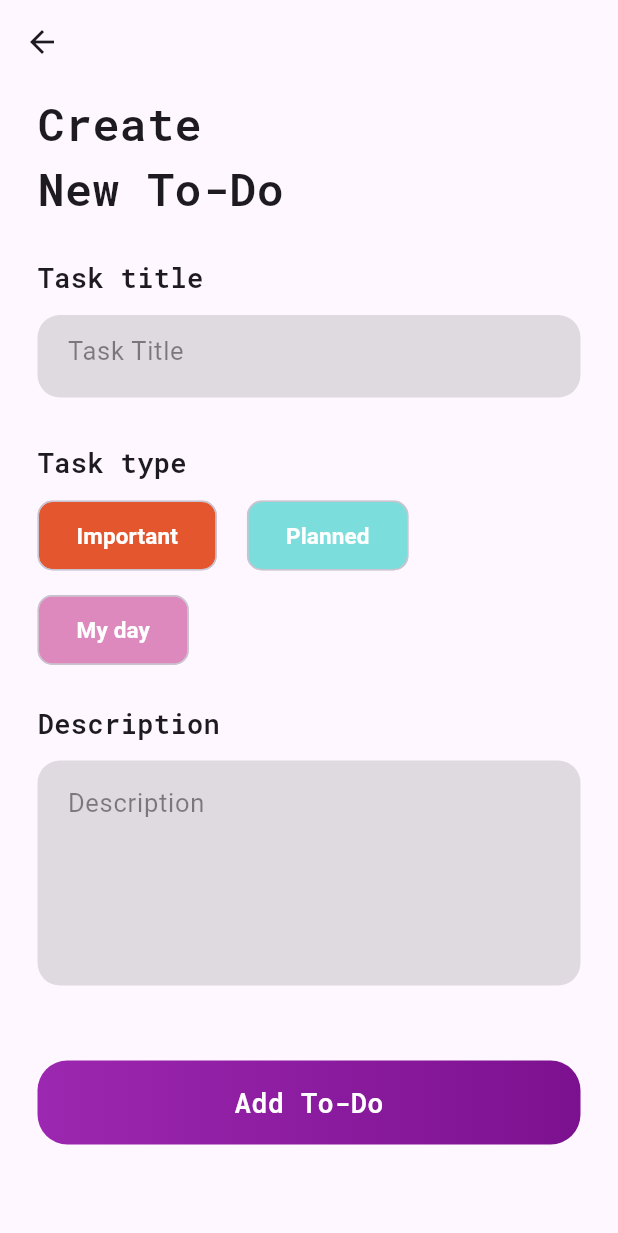
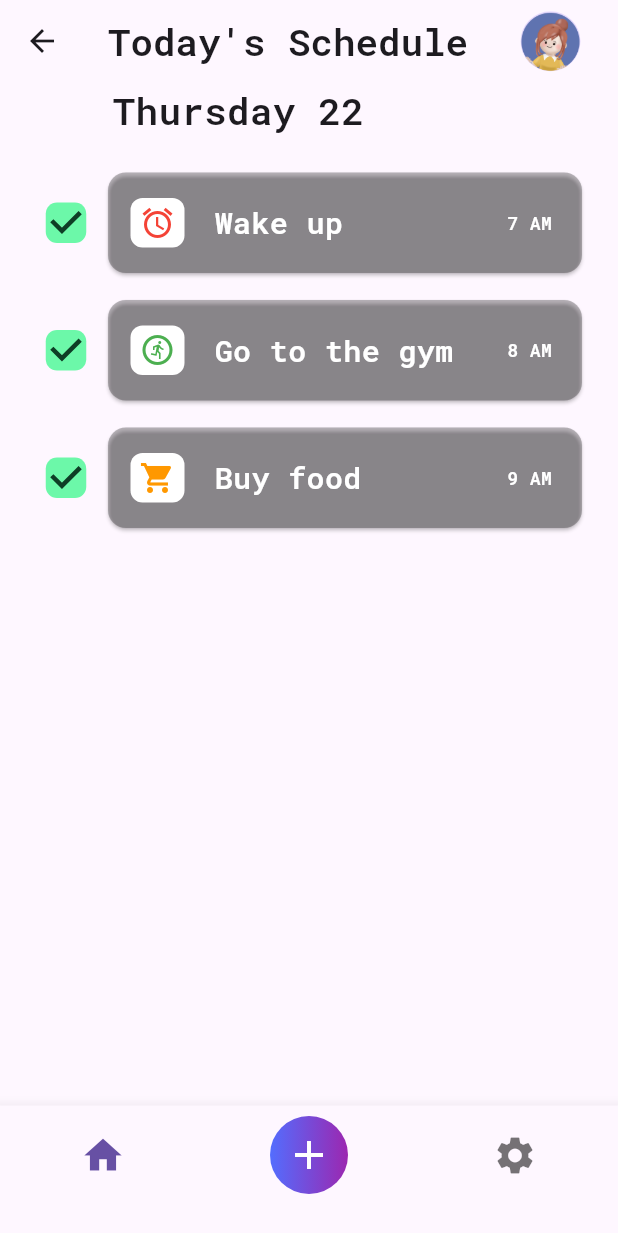
Before and after one commit to vmc13/todo-list-app, a Flutter app: the HomePage screen opened directly, on a phone screen of 412 x 824 dp. Shown: the top 1233 px of the screen. Run offline on Flutter 3.47's test engine with Material 2 defaults, Android fonts, the phone set to English and light mode, and no system bars; our stand-ins replace firebase_auth, firebase_core; accounts and stored records are empty; network calls fail.

Commit message:
Implementation of 'add todo page' and widget 'todo card'

```diff
--- a/lib/widget/app_widget.dart
+++ b/lib/app_widget.dart
@@ -11,7 +11,7 @@ class AppWidget extends StatelessWidget {
       builder: (context, child) {
         return MaterialApp(
           theme: ThemeData(
-            primarySwatch: Colors.purple,
+            primarySwatch: Colors.indigo,
             useMaterial3: true,
             brightness: SwitchThemeMode.instance.isDarkTheme
                 ? Brightness.dark
--- /dev/null
+++ b/lib/home/add_todo.dart
@@ -0,0 +1,179 @@
+import 'package:flutter/material.dart';
+
+class AddToDo extends StatefulWidget {
+  const AddToDo({super.key});
+
+  @override
+  State<AddToDo> createState() => _AddToDoState();
+}
+
+class _AddToDoState extends State<AddToDo> {
+  @override
+  Widget build(BuildContext context) {
+    return Scaffold(
+      appBar: AppBar(
+      ),
+      body: SizedBox(
+        height: MediaQuery.of(context).size.height,
+        width: MediaQuery.of(context).size.width,
+        child: SingleChildScrollView(
+          child: Padding(
+            padding: const EdgeInsets.symmetric(horizontal: 25, vertical: 5),
+            child: Column(
+              crossAxisAlignment: CrossAxisAlignment.start,
+              children: [
+                const Text(
+                  "Create",
+                  style: TextStyle(
+                    fontSize: 30,
+                    fontFamily: 'RobotoMono',
+                    fontWeight: FontWeight.bold,
+                  ),
+                ),
+                const Text(
+                  "New To-Do",
+                  style: TextStyle(
+                    fontSize: 30,
+                    fontFamily: 'RobotoMono',
+                    fontWeight: FontWeight.bold,
+                  ),
+                ),
+                const SizedBox(height: 25),
+                label("Task title"),
+                const SizedBox(height: 12),
+                titleTask(),
+                const SizedBox(height: 30),
+                label("Task type"),
+                const SizedBox(height: 12),
+                Wrap(
+                  runSpacing: 15,
+                  children: [
+                    chipData("Important", 0xFFE4572E),
+                    const SizedBox(width: 20),
+                    chipData("Planned", 0xFF7CDEDC),
+                    const SizedBox(width: 20),
+                    chipData("My day", 0xFFDE89BE),
+                  ],
+                ),
+                const SizedBox(height: 25),
+                label("Description"),
+                const SizedBox(height: 12),
+                inputDescription(),
+                const SizedBox(height: 50),
+                buttonCreateTodo(),
+              ],
+            ),
+          ),
+        ),
+      ),
+    );
+  }
+
+  // Widgets
+
+  Widget buttonCreateTodo() {
+    return Container(
+      height: 56,
+      width: MediaQuery.of(context).size.width,
+      decoration: BoxDecoration(
+        borderRadius: BorderRadius.circular(20),
+        gradient: const LinearGradient(
+          colors: [
+            Color(0xFF9C27B0),
+            Color.fromARGB(255, 124, 17, 143),
+          ],
+        ),
+      ),
+      child: const Center(
+        child: Text(
+          "Add To-Do",
+          style: TextStyle(
+            color: Colors.white,
+            fontSize: 18,
+            fontWeight: FontWeight.w600,
+            fontFamily: 'RobotoMono',
+          ),
+        ),
+      ),
+    );
+  }
+
+  Widget inputDescription() {
+    return Container(
+      height: 150,
+      width: MediaQuery.of(context).size.width,
+      decoration: BoxDecoration(
+        color: Colors.black12,
+        borderRadius: BorderRadius.circular(15),
+      ),
+      child: TextFormField(
+        style: const TextStyle(
+          color: Colors.black45,
+          fontSize: 17,
+        ),
+        maxLines: null,
+        expands: true,
+        decoration: const InputDecoration(
+          border: InputBorder.none,
+          hintText: "Description",
+          hintStyle: TextStyle(color: Colors.black45, fontSize: 17),
+          contentPadding: EdgeInsets.fromLTRB(20, 15, 20, 10),
+        ),
+      ),
+    );
+  }
+
+  Widget chipData(String label, int color) {
+    return Chip(
+      backgroundColor: Color(color),
+      shape: RoundedRectangleBorder(
+        borderRadius: BorderRadius.circular(10),
+      ),
+      // elevation: 5,
+      // shadowColor: Colors.amber,
+      label: Text(
+        label,
+        style: const TextStyle(
+          color: Colors.white,
+          fontSize: 15,
+          fontWeight: FontWeight.w600,
+        ),
+      ),
+      labelPadding: const EdgeInsets.symmetric(horizontal: 17, vertical: 3.8),
+    );
+  }
+
+  Widget titleTask() {
+    return Container(
+      height: 55,
+      width: MediaQuery.of(context).size.width,
+      decoration: BoxDecoration(
+        color: Colors.black12,
+        borderRadius: BorderRadius.circular(15),
+      ),
+      child: TextFormField(
+        style: const TextStyle(
+          color: Colors.black45,
+          fontSize: 17,
+        ),
+        decoration: const InputDecoration(
+          border: InputBorder.none,
+          hintText: "Task Title",
+          hintStyle: TextStyle(color: Colors.black45, fontSize: 17),
+          contentPadding: EdgeInsets.only(left: 20, right: 20),
+        ),
+      ),
+    );
+  }
+
+  Widget label(String label) {
+    return Text(
+      label,
+      style: const TextStyle(
+        fontWeight: FontWeight.bold,
+        fontSize: 18,
+        fontFamily: 'RobotoMono',
+      ),
+    );
+  }
+}
--- a/lib/home/home_page.dart
+++ b/lib/home/home_page.dart
@@ -1,4 +1,6 @@
 import 'package:flutter/material.dart';
+import 'package:todo_list_2023/home/add_todo.dart';
+import 'package:todo_list_2023/widget/todo_card_widget.dart';
 
 class HomePage extends StatefulWidget {
   const HomePage({super.key});
@@ -12,55 +14,126 @@ class _HomePageState extends State<HomePage> {
   Widget build(BuildContext context) {
     return Scaffold(
       appBar: AppBar(
+        title: const Text(
+          "Today's Schedule",
+          style: TextStyle(
+            fontSize: 25,
+            fontFamily: 'RobotoMono',
+            fontWeight: FontWeight.bold,
+          ),
+        ),
+        actions: const [
+          SizedBox(
+            height: 50,
+            child: CircleAvatar(
+              backgroundImage:
+                  AssetImage("assets/images/home_profile_avatar.png"),
+            ),
+          ),
+          SizedBox(width: 25),
+        ],
+        bottom: const PreferredSize(
+          preferredSize: Size.fromHeight(35),
+          child: Align(
+            alignment: Alignment.centerLeft,
+            child: Padding(
+              padding: EdgeInsets.only(left: 75),
+              child: Text(
+                "Thursday 22",
+                style: TextStyle(
+                    fontSize: 25,
+                    fontFamily: 'RobotoMono',
+                    fontWeight: FontWeight.bold),
+              ),
+            ),
+          ),
+        ),
       ),
-      body: SizedBox(
-        height: MediaQuery.of(context).size.height,
-        width: MediaQuery.of(context).size.width,
-        child: SingleChildScrollView(
-          child: Padding(
-            padding: const EdgeInsets.symmetric(horizontal: 25, vertical: 5),
-            child: Column(
-              crossAxisAlignment: CrossAxisAlignment.start,
-              children: [
-                const Text(
-                  "Create",
-                  style: TextStyle(
-                    fontSize: 30,
-                    fontFamily: 'RobotoMono',
-                    fontWeight: FontWeight.bold,
-                  ),
+      bottomNavigationBar: BottomNavigationBar(items: [
+        const BottomNavigationBarItem(
+          icon: Icon(
+            Icons.home,
+            size: 30,
+          ),
+          label: '',
+        ),
+        BottomNavigationBarItem(
+          icon: InkWell(
+            onTap: () {
+              Navigator.push(
+                context,
+                MaterialPageRoute(
+                  builder: (builder) => const AddToDo(),
                 ),
-                const Text(
-                  "New To-Do",
-                  style: TextStyle(
-                    fontSize: 30,
-                    fontFamily: 'RobotoMono',
-                    fontWeight: FontWeight.bold,
-                  ),
-                ),
-                const SizedBox(height: 25),
-                label("Task title"),
-                const SizedBox(height: 12),
-                titleTask(),
-                const SizedBox(height: 30),
-                label("Task type"),
-                const SizedBox(height: 12),
-                Wrap(
-                  runSpacing: 15,
-                  children: [
-                    chipData("Important", 0xFFE4572E),
-                    const SizedBox(width: 20),
-                    chipData("Planned", 0xFF7CDEDC),
-                    const SizedBox(width: 20),
-                    chipData("My day", 0xFFDE89BE),
+              );
+            },
+            child: Container(
+              height: 52,
+              width: 52,
+              decoration: const BoxDecoration(
+                shape: BoxShape.circle,
+                gradient: LinearGradient(
+                  colors: [
+                    Colors.indigoAccent,
+                    Colors.purple,
                   ],
                 ),
-                const SizedBox(height: 25),
-                label("Description"),
-                const SizedBox(height: 12),
-                inputDescription(),
-                const SizedBox(height: 50),
-                buttonCreateTodo(),
+              ),
+              child: const Icon(
+                Icons.add,
+                size: 32,
+                color: Colors.white,
+              ),
+            ),
+          ),
+          label: '',
+        ),
+        const BottomNavigationBarItem(
+          icon: Icon(
+            Icons.settings,
+            size: 30,
+          ),
+          label: '',
+        ),
+      ]),
+      body: SingleChildScrollView(
+        child: SizedBox(
+          height: MediaQuery.of(context).size.height,
+          width: MediaQuery.of(context).size.width,
+          child: const Padding(
+            padding: EdgeInsets.symmetric(
+              horizontal: 20,
+              vertical: 20,
+            ),
+            child: Column(
+              children: [
+                TodoCard(
+                  title: "Wake up",
+                  iconData: Icons.alarm,
+                  iconColor: Colors.red,
+                  time: "7 AM",
+                  check: true,
+                  iconBgColor: Colors.white,
+                ),
+                SizedBox(height: 10),
+                TodoCard(
+                  title: "Go to the gym",
+                  iconData: Icons.run_circle_outlined,
+                  iconColor: Colors.green,
+                  time: "8 AM",
+                  check: true,
+                  iconBgColor: Colors.white,
+                ),
+                SizedBox(height: 10),
+                TodoCard(
+                  title: "Buy food",
+                  iconData: Icons.local_grocery_store,
+                  iconColor: Colors.orange,
+                  time: "9 AM",
+                  check: true,
+                  iconBgColor: Colors.white,
+                ),
+                SizedBox(height: 10),
               ],
             ),
           ),
@@ -68,112 +141,4 @@ class _HomePageState extends State<HomePage> {
       ),
     );
   }
-
-  // Widgets
-
-  Widget buttonCreateTodo() {
-    return Container(
-      height: 56,
-      width: MediaQuery.of(context).size.width,
-      decoration: BoxDecoration(
-        borderRadius: BorderRadius.circular(20),
-        gradient: const LinearGradient(
-          colors: [
-            Color(0xFF9C27B0),
-            Color.fromARGB(255, 124, 17, 143),
-          ],
-        ),
-      ),
-      child: const Center(
-        child: Text(
-          "Add To-Do",
-          style: TextStyle(
-            color: Colors.white,
-            fontSize: 18,
-            fontWeight: FontWeight.w600,
-            fontFamily: 'RobotoMono',
-          ),
-        ),
-      ),
-    );
-  }
-
-  Widget inputDescription() {
-    return Container(
-      height: 150,
-      width: MediaQuery.of(context).size.width,
-      decoration: BoxDecoration(
-        color: Colors.black12,
-        borderRadius: BorderRadius.circular(15),
-      ),
-      child: TextFormField(
-        style: const TextStyle(
-          color: Colors.black45,
-          fontSize: 17,
-        ),
-        maxLines: null,
-        expands: true,
-        decoration: const InputDecoration(
-          border: InputBorder.none,
-          hintText: "Description",
-          hintStyle: TextStyle(color: Colors.black45, fontSize: 17),
-          contentPadding: EdgeInsets.fromLTRB(20, 15, 20, 10),
-        ),
-      ),
-    );
-  }
-
-  Widget chipData(String label, int color) {
-    return Chip(
-      backgroundColor: Color(color),
-      shape: RoundedRectangleBorder(
-        borderRadius: BorderRadius.circular(10),
-      ),
-      // elevation: 5,
-      // shadowColor: Colors.amber,
-      label: Text(
-        label,
-        style: const TextStyle(
-          color: Colors.white,
-          fontSize: 15,
-          fontWeight: FontWeight.w600,
-        ),
-      ),
-      labelPadding: const EdgeInsets.symmetric(horizontal: 17, vertical: 3.8),
-    );
-  }
-
-  Widget titleTask() {
-    return Container(
-      height: 55,
-      width: MediaQuery.of(context).size.width,
-      decoration: BoxDecoration(
-        color: Colors.black12,
-        borderRadius: BorderRadius.circular(15),
-      ),
-      child: TextFormField(
-        style: const TextStyle(
-          color: Colors.black45,
-          fontSize: 17,
-        ),
-        decoration: const InputDecoration(
-          border: InputBorder.none,
-          hintText: "Task Title",
-          hintStyle: TextStyle(color: Colors.black45, fontSize: 17),
-          contentPadding: EdgeInsets.only(left: 20, right: 20),
-        ),
-      ),
-    );
-  }
-
-  Widget label(String label) {
-    return Text(
-      label,
-      style: const TextStyle(
-        fontWeight: FontWeight.bold,
-        fontSize: 18,
-        fontFamily: 'RobotoMono',
-      ),
-    );
-  }
 }
--- a/lib/home/login_page.dart
+++ b/lib/home/login_page.dart
@@ -41,7 +41,7 @@ class _LoginState extends State<Login> {
           style: TextStyle(
             fontSize: 30,
             fontWeight: FontWeight.w600,
-            color: Colors.deepPurple,
+            color: Colors.indigoAccent,
           ),
           textAlign: TextAlign.center,
         ),
@@ -128,8 +128,8 @@ class _LoginState extends State<Login> {
                       end: Alignment.bottomRight,
                       stops: [0.3, 1],
                       colors: [
+                        Colors.indigo,
                         Colors.purple,
-                        Colors.deepPurple,
                       ],
                     ),
                     borderRadius: BorderRadius.all(
--- a/lib/main.dart
+++ b/lib/main.dart
@@ -1,6 +1,6 @@
 import 'package:firebase_core/firebase_core.dart';
 import 'package:flutter/material.dart';
-import 'package:todo_list_2023/widget/app_widget.dart';
+import 'package:todo_list_2023/app_widget.dart';
 
 void main() async {
   WidgetsFlutterBinding.ensureInitialized();
--- /dev/null
+++ b/lib/widget/todo_card_widget.dart
@@ -0,0 +1,91 @@
+import 'package:flutter/material.dart';
+
+class TodoCard extends StatelessWidget {
+  const TodoCard(
+      {super.key,
+      required this.title,
+      required this.iconData,
+      required this.iconColor,
+      required this.time,
+      required this.check, required this.iconBgColor});
+
+  final String title;
+  final IconData iconData;
+  final Color iconColor;
+  final String time;
+  final bool check;
+  final Color iconBgColor;
+
+  @override
+  Widget build(BuildContext context) {
+    return SizedBox(
+      width: MediaQuery.of(context).size.width,
+      child: Row(
+        children: [
+          Theme(
+            data: ThemeData(
+                primarySwatch: Colors.blue,
+                unselectedWidgetColor: const Color(0x0ff5e16a)),
+            child: Transform.scale(
+              scale: 1.5,
+              child: Checkbox(
+                shape: RoundedRectangleBorder(
+                    borderRadius: BorderRadius.circular(5)),
+                activeColor: const Color(0xff6cf8a9),
+                checkColor: const Color(0xff0e3e26),
+                value: check,
+                onChanged: (value) {},
+              ),
+            ),
+          ),
+          Expanded(
+            child: SizedBox(
+              height: 75,
+              child: Card(
+                shape: RoundedRectangleBorder(
+                    borderRadius: BorderRadius.circular(12)),
+                color: Colors.black26,
+                child: Row(
+                  children: [
+                    const SizedBox(width: 15),
+                    Container(
+                      height: 33,
+                      width: 36,
+                      decoration: BoxDecoration(
+                          color: iconBgColor,
+                          borderRadius: BorderRadius.circular(8)),
+                      child: Icon(
+                        iconData,
+                        color: iconColor,
+                      ),
+                    ),
+                    const SizedBox(width: 20),
+                    Expanded(
+                      child: Text(
+                        title,
+                        style: const TextStyle(
+                            fontSize: 20,
+                            fontWeight: FontWeight.w600,
+                            fontFamily: 'RobotoMono',
+                            color: Colors.white),
+                      ),
+                    ),
+                    Text(
+                      time,
+                      style: const TextStyle(
+                          fontSize: 12,
+                          fontWeight: FontWeight.w600,
+                          fontFamily: 'RobotoMono',
+                          color: Colors.white),
+                    ),
+                    const SizedBox(width: 20)
+                  ],
+                ),
+              ),
+            ),
+          )
+        ],
+      ),
+    );
+  }
+}
--- a/pubspec.yaml
+++ b/pubspec.yaml
@@ -28,6 +28,7 @@ flutter:
 
   assets:
     - assets/images/login_page_image.png
+    - assets/images/home_profile_avatar.png
 
   fonts:
     - family: RobotoMono
```
Also changed, not shown: assets/images/home_profile_avatar.png (added).
